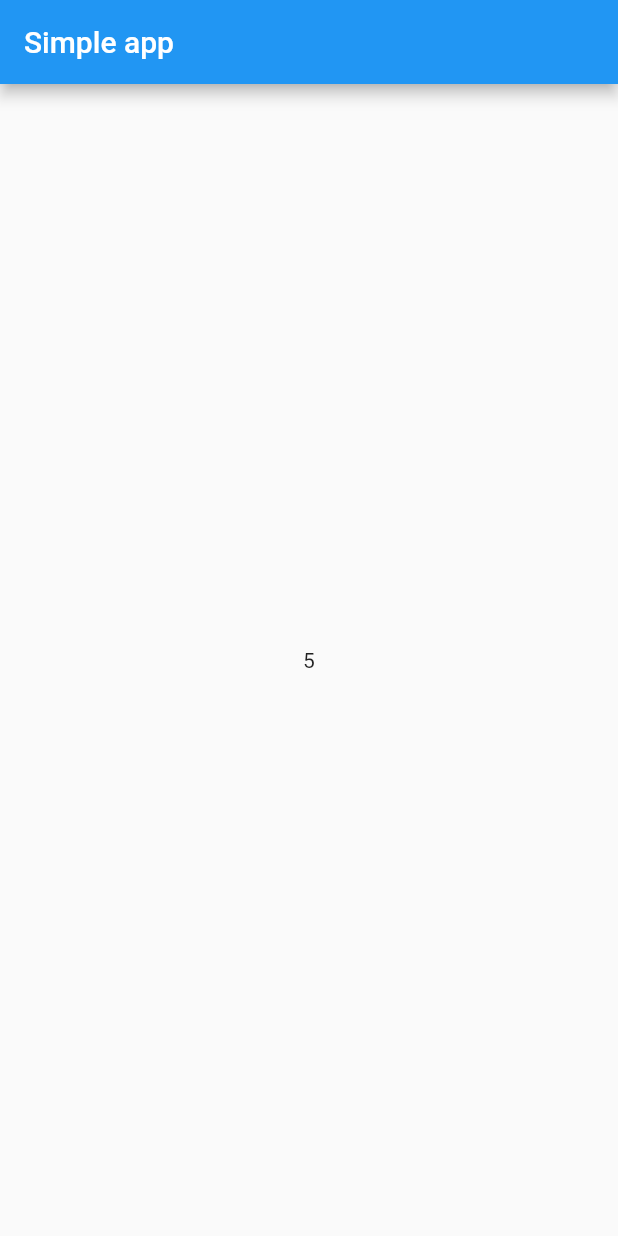
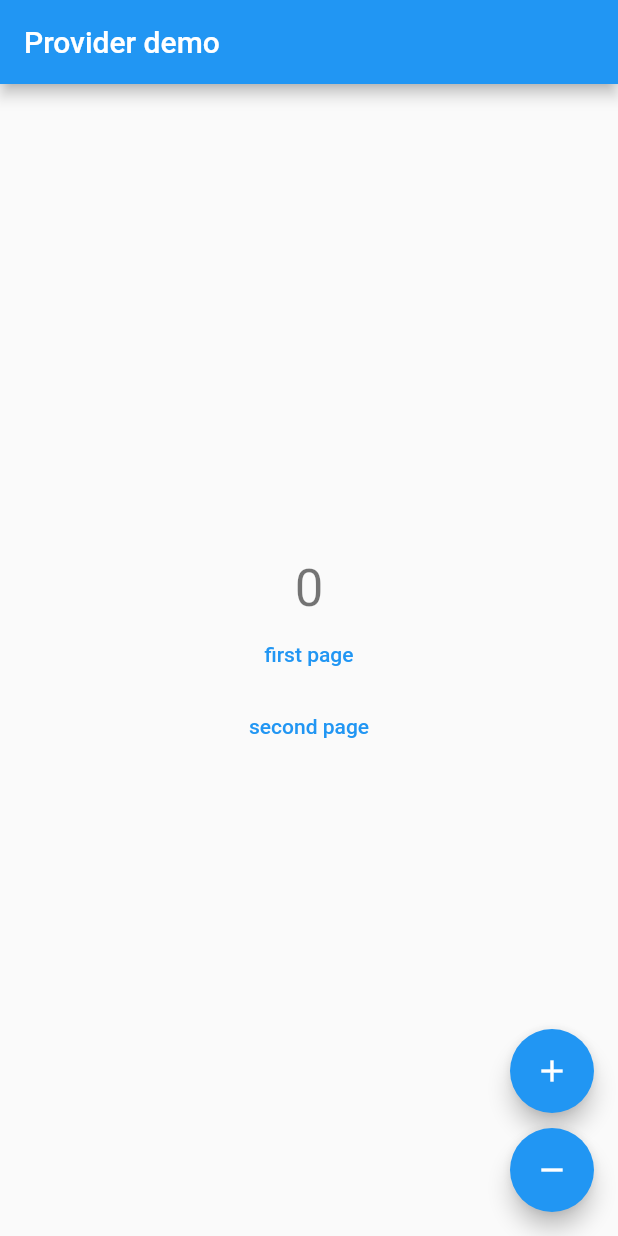
Before and after one commit to MAYLEAF/flutter_provider_tutorial, a Flutter app: the screen it shows after launch, on a phone screen of 412 x 824 dp. Run offline on Flutter 3.47's test engine with Material 2 defaults, Android fonts, the phone set to English and light mode, and no system bars.

Commit message:
Feat: learn counter provider

```diff
--- a/lib/main.dart
+++ b/lib/main.dart
@@ -9,31 +9,147 @@ class MyApp extends StatelessWidget {
   // This widget is the root of your application.
   @override
   Widget build(BuildContext context) {
-    return Provider<int>.value(
-      value:5,
-      child: MaterialApp(
-        home: SimplePage(),
+    return ChangeNotifierProvider<Counter>(
+        create: (_) => Counter(0),
+        child: MaterialApp(
+          title: "Flutter Value",
+          theme: ThemeData(
+            primarySwatch: Colors.blue,
+          ),
+          home: HomePage(),
+        ));
+  }
+}
+
+class HomePage extends StatefulWidget {
+  HomePage({Key? key}) : super(key: key);
+
+  @override
+  _HomePageState createState() => _HomePageState();
+}
+
+class _HomePageState extends State<HomePage> {
+  @override
+  Widget build(BuildContext context) {
+    final counter = Provider.of<Counter>(context);
+
+    return Scaffold(
+      appBar: AppBar(
+        title: Text('Provider demo'),
+      ),
+      body: Center(
+          child: Column(
+        mainAxisAlignment: MainAxisAlignment.center,
+        children: [
+          Text("${counter.getCounter()}",
+              style: Theme.of(context).textTheme.display1),
+          TextButton(
+            onPressed: openFirstPage,
+            child: Text('first page'),
+          ),
+          TextButton(
+            onPressed: openSecondPage,
+            child: Text('second page'),
+          )
+        ],
+      )),
+      floatingActionButton: Column(
+        mainAxisAlignment: MainAxisAlignment.end,
+        children: [
+          FloatingActionButton(
+            onPressed: counter.increment,
+            tooltip: 'Increment',
+            child: Icon(Icons.add),
+            heroTag: null,
+          ),
+          SizedBox(
+            height: 10,
+          ),
+          FloatingActionButton(
+            onPressed: counter.decrement,
+            tooltip: 'Decrement',
+            child: Icon(Icons.remove),
+            heroTag: null,
+          ),
+        ],
+      ),
+    );
+  }
+
+  Future openFirstPage() {
+    return Navigator.push(
+      context,
+      MaterialPageRoute(builder: (context) => FirstPage()),
+    );
+  }
+
+  Future openSecondPage() {
+    return Navigator.push(
+      context,
+      MaterialPageRoute(builder: (context) => SecondPage()),
+    );
+  }
+}
+
+class FirstPage extends StatefulWidget {
+  @override
+  _FirstPageState createState() => _FirstPageState();
+}
+
+class _FirstPageState extends State<FirstPage> {
+  @override
+  Widget build(BuildContext context) {
+    final counter = Provider.of<Counter>(context);
+    return Scaffold(
+      appBar: AppBar(
+        title: Text('first page'),
+      ),
+      body: Center(
+        child: Container(
+          child: Text('first page counter ${counter.getCounter()}'),
+        ),
       ),
     );
   }
 }
 
+class SecondPage extends StatefulWidget {
+  @override
+  _SecondPageState createState() => _SecondPageState();
+}
 
-class SimplePage extends StatelessWidget {
+class _SecondPageState extends State<SecondPage> {
   @override
   Widget build(BuildContext context) {
-    var data = Provider.of<int>(context);
-
+    final counter = Provider.of<Counter>(context);
     return Scaffold(
       appBar: AppBar(
-        title: Text('Simple app'),
+        title: Text('first page'),
       ),
       body: Center(
-        child: Text('${data}'),
-      )
+        child: Container(
+          child: Text('first page counter ${counter.getCounter()}'),
+        ),
+      ),
     );
   }
+}
 
+class Counter with ChangeNotifier {
+  int _counter;
 
+  Counter(this._counter);
 
+  getCounter() => _counter;
+  setCounter(int counter) => _counter = counter;
+
+  void increment() {
+    _counter++;
+    notifyListeners();
+  }
+
+  void decrement() {
+    _counter--;
+    notifyListeners();
+  }
 }
```
